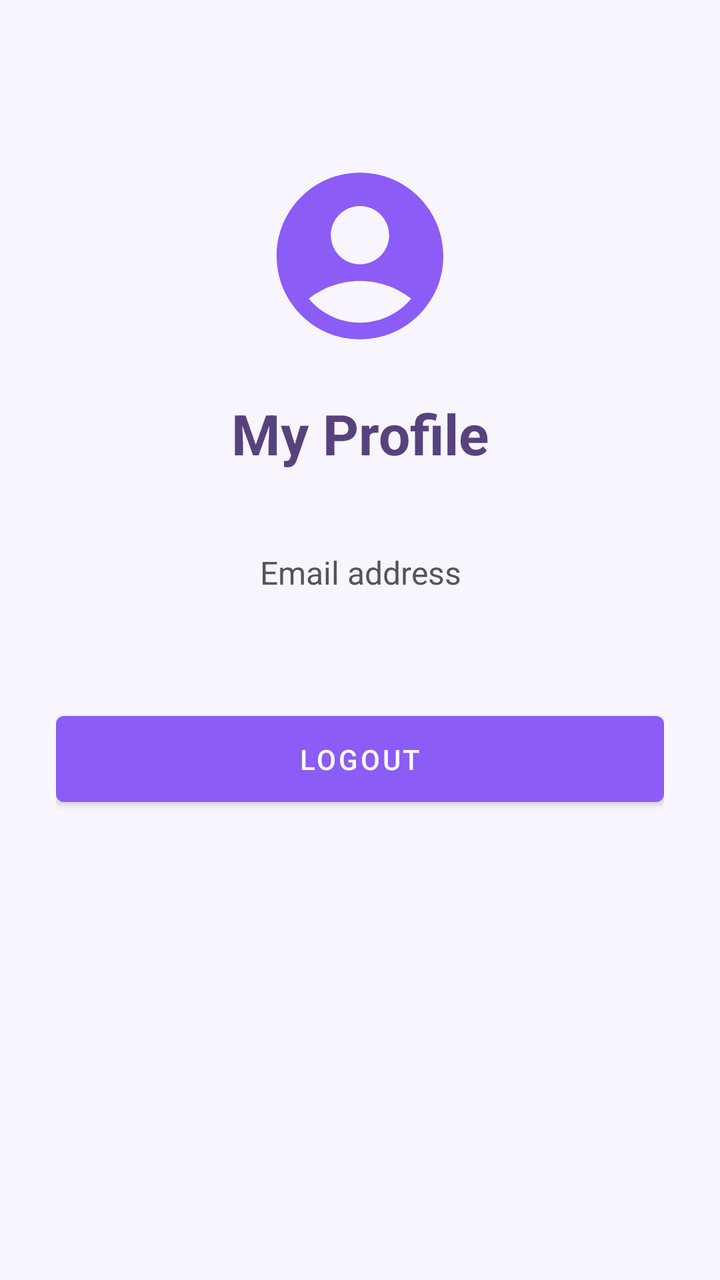
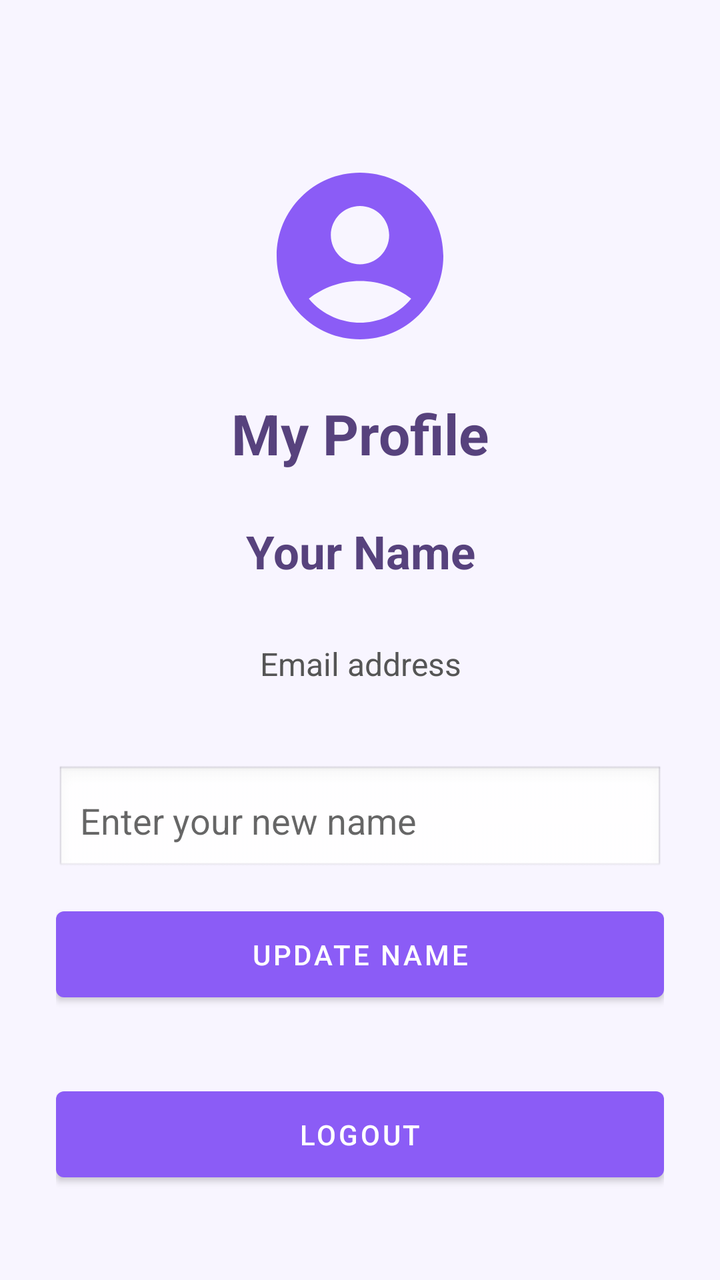

Compare the two renders of this Android layout. The source of the first and the diff that turns it into the second are given below.
<!-- AndroidManifest.xml: application theme Theme.LittleByLittle -->
<!-- res/layout/activity_profile.xml -->
<?xml version="1.0" encoding="utf-8"?>
<ScrollView xmlns:android="http://schemas.android.com/apk/res/android"
    android:layout_width="match_parent"
    android:layout_height="match_parent"
    android:background="#F8F5FF">

    <LinearLayout
        android:layout_width="match_parent"
        android:layout_height="wrap_content"
        android:orientation="vertical"
        android:gravity="center_horizontal"
        android:padding="28dp">

        <ImageView
            android:layout_width="100dp"
            android:layout_height="100dp"
            android:src="@drawable/ic_avatar"
            android:contentDescription="Profile avatar"
            android:layout_marginTop="50dp"/>

        <TextView
            android:layout_width="wrap_content"
            android:layout_height="wrap_content"
            android:text="My Profile"
            android:textSize="28sp"
            android:textStyle="bold"
            android:textColor="#57427D"
            android:layout_marginTop="20dp"/>

        <TextView
            android:id="@+id/tvProfileEmail"
            android:layout_width="match_parent"
            android:layout_height="wrap_content"
            android:text="Email address"
            android:textSize="16sp"
            android:textColor="#555555"
            android:gravity="center"
            android:padding="20dp"
            android:layout_marginTop="20dp"/>

        <Button
            android:id="@+id/btnLogout"
            android:layout_width="match_parent"
            android:layout_height="55dp"
            android:text="Logout"
            android:layout_marginTop="35dp"/>

    </LinearLayout>
</ScrollView>
<!-- resources referenced by this layout -->
<resources>
  <!-- drawable ic_avatar (drawable) -->
  <?xml version="1.0" encoding="utf-8"?>
  <vector xmlns:android="http://schemas.android.com/apk/res/android"
      android:width="40dp"
      android:height="40dp"
      android:viewportWidth="24"
      android:viewportHeight="24">
      <path
          android:fillColor="@color/purple_primary"
          android:pathData="M12,2C6.48,2 2,6.48 2,12s4.48,10 10,10 10,-4.48 10,-10S17.52,2 12,2zM12,6c1.93,0 3.5,1.57 3.5,3.5S13.93,13 12,13s-3.5,-1.57 -3.5,-3.5S10.07,6 12,6zM12,20c-2.03,0 -4.43,-0.82 -6.14,-2.88C7.55,15.8 9.68,15 12,15s4.45,0.8 6.14,2.12C16.43,19.18 14.03,20 12,20z" />
  </vector>
  <style name="Theme.LittleByLittle" parent="Theme.MaterialComponents.DayNight.NoActionBar">
          
          <item name="colorPrimary">@color/purple_primary</item>
          <item name="colorPrimaryVariant">@color/purple_gradient_start</item>
          <item name="colorOnPrimary">@color/white</item>
          
          
          <item name="android:windowBackground">@color/bg_main</item>
          <item name="android:statusBarColor">@color/bg_main</item>
          <item name="android:windowLightStatusBar">true</item>
      </style>
  <color name="purple_primary">#8B5CF6</color>
  <color name="purple_gradient_start">#7C3AED</color>
  <color name="white">#FFFFFFFF</color>
  <color name="bg_main">#F8F9FB</color>
</resources>

<!-- the commit's change to res/layout/activity_profile.xml (unified diff, before → after) -->
@@ -11,13 +11,15 @@
         android:gravity="center_horizontal"
         android:padding="28dp">
 
+        
         <ImageView
             android:layout_width="100dp"
             android:layout_height="100dp"
             android:src="@drawable/ic_avatar"
             android:contentDescription="Profile avatar"
-            android:layout_marginTop="50dp"/>
+            android:layout_marginTop="50dp" />
 
+        
         <TextView
             android:layout_width="wrap_content"
             android:layout_height="wrap_content"
@@ -25,8 +27,21 @@
             android:textSize="28sp"
             android:textStyle="bold"
             android:textColor="#57427D"
-            android:layout_marginTop="20dp"/>
+            android:layout_marginTop="20dp" />
 
+        
+        <TextView
+            android:id="@+id/tvProfileName"
+            android:layout_width="match_parent"
+            android:layout_height="wrap_content"
+            android:text="Your Name"
+            android:textSize="23sp"
+            android:textStyle="bold"
+            android:textColor="#57427D"
+            android:gravity="center"
+            android:layout_marginTop="25dp" />
+
+        
         <TextView
             android:id="@+id/tvProfileEmail"
             android:layout_width="match_parent"
@@ -36,14 +51,36 @@
             android:textColor="#555555"
             android:gravity="center"
             android:padding="20dp"
-            android:layout_marginTop="20dp"/>
+            android:layout_marginTop="10dp" />
 
+        
+        <EditText
+            android:id="@+id/etEditName"
+            android:layout_width="match_parent"
+            android:layout_height="55dp"
+            android:hint="Enter your new name"
+            android:padding="12dp"
+            android:singleLine="true"
+            android:inputType="textPersonName"
+            android:layout_marginTop="20dp"
+            android:background="@android:drawable/edit_text" />
+
+        
+        <Button
+            android:id="@+id/btnUpdateName"
+            android:layout_width="match_parent"
+            android:layout_height="55dp"
+            android:text="Update Name"
+            android:layout_marginTop="12dp" />
+
+        
         <Button
             android:id="@+id/btnLogout"
             android:layout_width="match_parent"
             android:layout_height="55dp"
             android:text="Logout"
-            android:layout_marginTop="35dp"/>
+            android:layout_marginTop="35dp" />
 
     </LinearLayout>
+
 </ScrollView>
